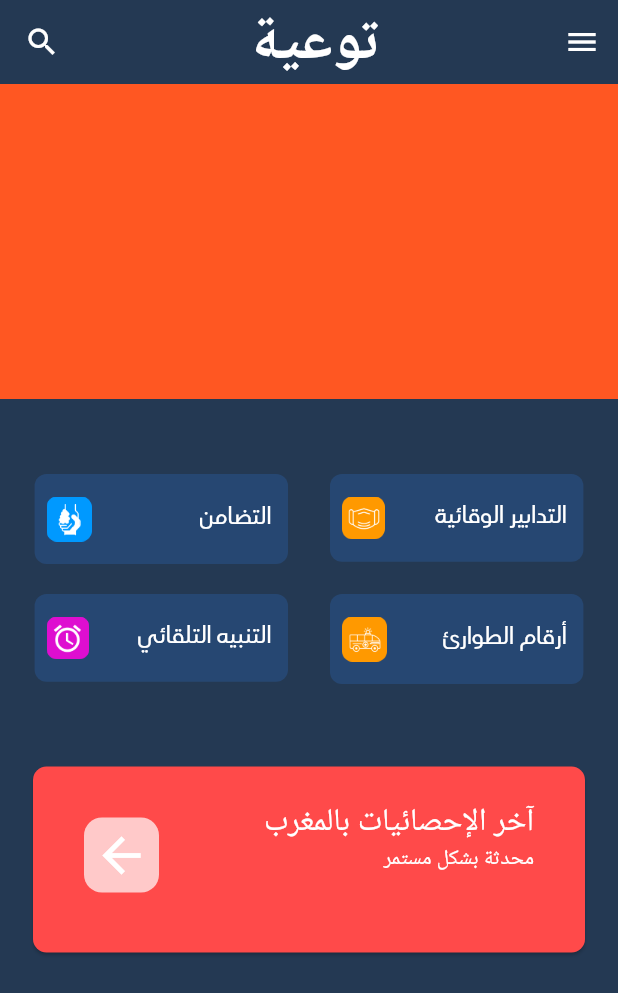
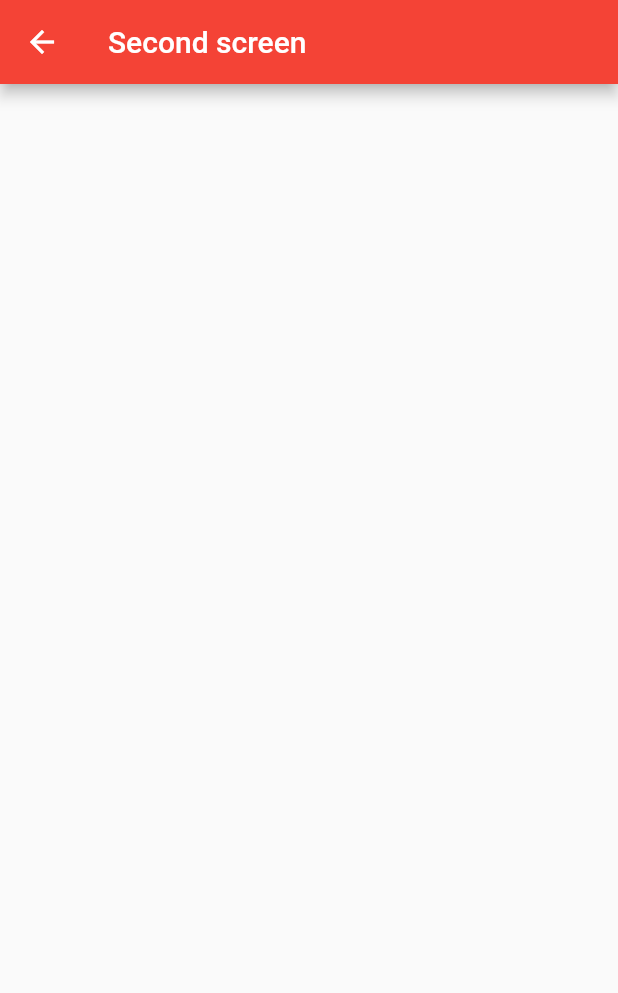
Before and after one commit to BrahimAkar/Covid19, a Flutter app: the screen it shows after launch, after a tap on the "arrow back" icon, on a phone screen of 412 x 824 dp. Shown: the top 993 px of the screen. Run offline on Flutter 3.47's test engine with Material 2 defaults, Android fonts, the phone set to English and light mode, and no system bars.

Commit message:
second commit

```diff
--- a/lib/main.dart
+++ b/lib/main.dart
@@ -1,5 +1,6 @@
 import 'package:flutter/material.dart';
 import 'screens/home_screen.dart';
+import 'screens/SecondScreen.dart';
 
 void main() => runApp(MyApp());
 
@@ -12,7 +13,11 @@ class MyApp extends StatelessWidget {
       title: 'Covid19',
       theme:
           ThemeData(primarySwatch: Colors.red, accentColor: Color(0XFFFEF9B)),
-      home: HomeScreen(),
+      initialRoute: '/',
+      routes: {
+        '/': (context) => HomeScreen(),
+        '/second': (context) => SecondScreen(),
+      },
     );
   }
 }
--- /dev/null
+++ b/lib/screens/SecondScreen.dart
@@ -0,0 +1,17 @@
+import 'package:flutter/material.dart';
+
+class SecondScreen extends StatefulWidget {
+  @override
+  _SecondScreenState createState() => _SecondScreenState();
+}
+
+class _SecondScreenState extends State<SecondScreen> {
+  @override
+  Widget build(BuildContext context) {
+    return Scaffold(
+      appBar: AppBar(
+        title: Text('Second screen'),
+      ),
+    );
+  }
+}
--- a/lib/screens/home_screen.dart
+++ b/lib/screens/home_screen.dart
@@ -22,7 +22,11 @@ class _HomeScreenState extends State<HomeScreen> {
         title: Center(
           child: Text(
             'توعية',
-            style: TextStyle(fontSize: 40, fontWeight: FontWeight.bold),
+            textAlign: TextAlign.center,
+            style: TextStyle(
+                fontSize: 40,
+                fontWeight: FontWeight.bold,
+                fontFamily: 'Questv'),
           ),
         ),
         actions: <Widget>[
@@ -32,24 +36,98 @@ class _HomeScreenState extends State<HomeScreen> {
           ),
         ],
       ),
-      body: Container(
+      body: SingleChildScrollView(
+        child: Container(
           color: Color(0XFF243953),
           child: Column(
             children: <Widget>[
+              SizedBox(
+                height: 50,
+              ),
               Container(
-              color: Colors.deepOrange,
-              height: 210,
+                child: Column(
+                  children: <Widget>[
+                    Container(
+                      decoration: BoxDecoration(
+                          borderRadius: BorderRadius.all(Radius.circular(28)),
+                          color: Colors.deepOrange),
+                      padding: EdgeInsets.fromLTRB(15, 0, 15, 0),
+                      margin: EdgeInsets.fromLTRB(15, 0, 15, 0),
+                      child: Row(
+                        children: <Widget>[
+                          Flexible(
+                            flex: 5,
+                            child: Container(
+                                width: MediaQuery.of(context).size.width,
+                                height: 250,
+                                child: Stack(
+                                  overflow: Overflow.visible,
+                                  children: <Widget>[
+                                    Positioned(
+                                        top: -109,
+                                        left: 5,
+                                        child: Image.asset(
+                                          'assets/images/doctor.png',
+                                          width: 150,
+                                          height: 450,
+                                        ))
+                                  ],
+                                )),
+                          ),
+                          Flexible(
+                            flex: 5,
+                            child: Container(
+                              width: MediaQuery.of(context).size.width,
+                              height: 250,
+                              child: Column(
+                                crossAxisAlignment: CrossAxisAlignment.stretch,
+                                mainAxisAlignment: MainAxisAlignment.center,
+                                children: <Widget>[
+                                  Text(
+                                    'كل مايجب ان تعرفه \n لتحمي نفسك من \n فيروس كورونا',
+                                    textAlign: TextAlign.right,
+                                    style: TextStyle(
+                                        fontSize: 23,
+                                        fontFamily: 'Questv',
+                                        color: Colors.white),
+                                  ),
+                                  SizedBox(
+                                    height: 8,
+                                  ),
+                                  FlatButton(
+                                    shape: RoundedRectangleBorder(
+                                      borderRadius:
+                                          BorderRadius.circular(8.0),
+                                    ),
+                                    onPressed: () => {},
+                                    child: Text(
+                                      'قراءة',
+                                      textAlign: TextAlign.center,
+                                      style: TextStyle(
+                                          fontFamily: 'Questv', fontSize: 18),
+                                    ),
+                                    color: Colors.white,
+                                    textColor: Colors.deepOrange,
+                                    padding:
+                                        EdgeInsets.fromLTRB(55, 0, 55, 0),
+                                  )
+                                ],
+                              ),
+                            ),
+                          ),
+                        ],
+                      ),
                     ),
 
                     SizedBox(
-              height: 50,
+                      height: 40,
                     ),
 
                     // MiddleCard
                     MiddleCard(),
 
                     SizedBox(
-              height: 33,
+                      height: 25,
                     ),
 
                     // BottomCard
@@ -58,6 +136,10 @@ class _HomeScreenState extends State<HomeScreen> {
                   ],
                 ),
               ),
+            ],
+          ),
+        ),
+      ),
     );
   }
 }
--- a/lib/widgets/bottomCard.dart
+++ b/lib/widgets/bottomCard.dart
@@ -14,7 +14,7 @@ class ButtomCard extends StatelessWidget {
           padding: const EdgeInsets.all(18.0),
           child: ListTile(
             leading: GestureDetector(
-              onTap: () => print('Taper' + DateTime.now().toString()),
+              onTap: () => Navigator.pushNamed(context, '/second'),
               child: Container(
                 decoration: BoxDecoration(
                     color: Colors.white70,
--- a/lib/widgets/middleCard.dart
+++ b/lib/widgets/middleCard.dart
@@ -14,7 +14,7 @@ class MiddleCard extends StatelessWidget {
               runSpacing: 20, // gap between lines
               direction: Axis.horizontal, // main axis (rows or columns)
               children: <Widget>[
-                RaisedButtonHome('التضامن', 'tadamon'),
+                RaisedButtonHome('التضامن  ', 'tadamon'),
                 RaisedButtonHome('التدابير الوقائية', 'wikaya'),
               ],
             ),
@@ -31,8 +31,8 @@ class MiddleCard extends StatelessWidget {
               runSpacing: 20, // gap between lines
               direction: Axis.horizontal, // main axis (rows or columns)
               children: <Widget>[
-                RaisedButtonHome('التنبيه التلقائي', 'tanbih'),
-                RaisedButtonHome('أرقام الطوارئ', 'tawari'),
+                RaisedButtonHome('التنبيه التلقائي  ', 'tanbih'),
+                RaisedButtonHome('أرقام الطوارئ   ', 'tawari'),
               ],
             ),
           ],
```
Also changed, not shown: assets/images/doctor.png (added). Lines whose indentation alone changed are shown as unchanged.
